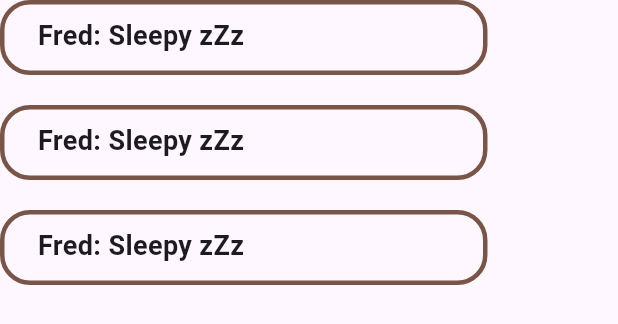
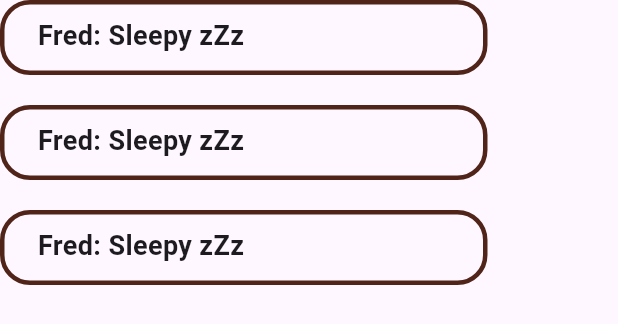
Before and after one commit to Dsoylular/bootcampGoogle, a Flutter app: the InfoCard widget shown alone on an empty page, opened directly, on a phone screen of 412 x 824 dp. Shown: the top 324 px of the screen. Run offline on Flutter 3.47's test engine with Material 3 defaults, Android fonts, the phone set to English and light mode, and no system bars; network calls fail.

Commit message:
petCard.dart and infoCards.dart ui changes.

```diff
--- a/lib/appColors.dart
+++ b/lib/appColors.dart
@@ -12,4 +12,4 @@ Color darkBlue = const Color.fromARGB(255, 99, 105, 209);
 Color brown = const Color.fromARGB(255, 80, 36, 25);
 Color lightBlue = const Color.fromARGB(255, 80, 209, 208);
 
-Color darkRed = const Color.fromARGB(255, 255, 221, 210);
+Color darkCream = const Color.fromARGB(255, 225, 215, 210);
--- a/lib/helperWidgets/infoCards.dart
+++ b/lib/helperWidgets/infoCards.dart
@@ -1,4 +1,6 @@
 import 'package:flutter/material.dart';
+
+import '../appColors.dart';
 
 Widget InfoCard() {
   return GestureDetector(
@@ -19,7 +21,7 @@ Widget InfoCard() {
                 height: 50,
                 padding: const EdgeInsets.all(8),
                 decoration: BoxDecoration(
-                  border: Border.all(color: Colors.brown, width: 3),
+                  border: Border.all(color: brown, width: 3),
                   borderRadius: BorderRadius.circular(20),
                 ),
                 child: const Column(
--- a/pubspec.yaml
+++ b/pubspec.yaml
@@ -12,6 +12,7 @@ environment:
 dependencies:
   flutter:
     sdk: flutter
+  http: ^0.13.3
 
   cupertino_icons: ^1.0.6
 
```
Also changed, not shown: lib/helperWidgets/petCard.dart (+6 -3 lines), pubspec.lock.
